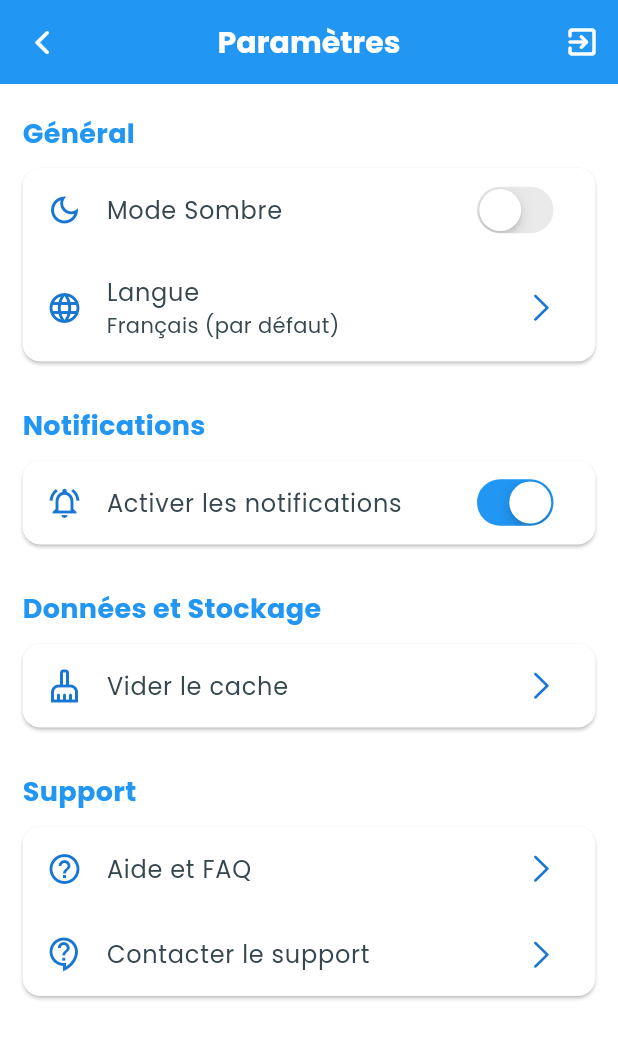
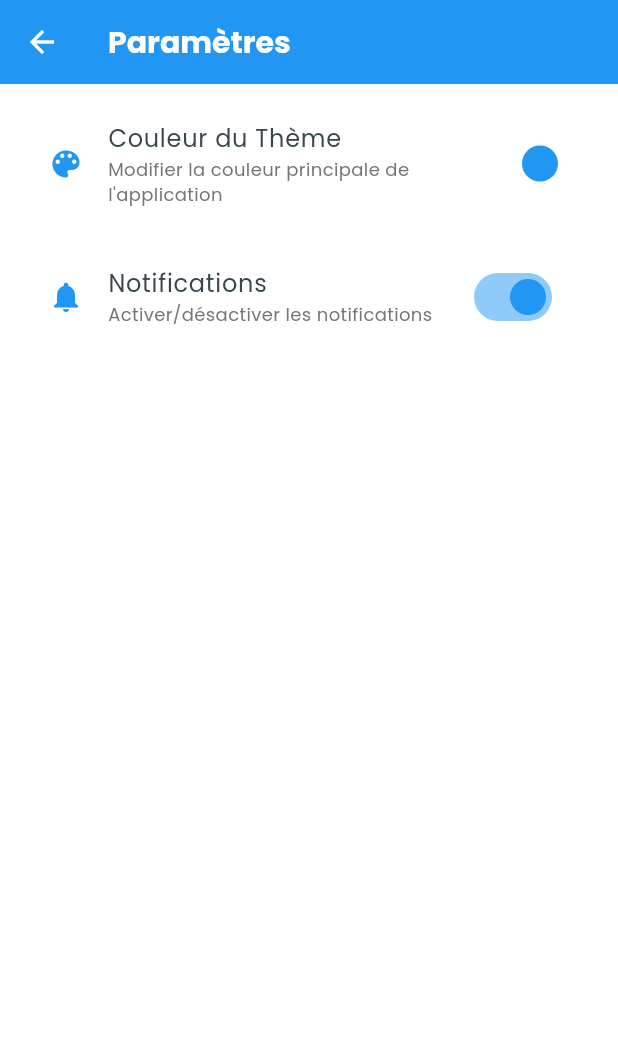
Before and after one commit to josoavj/ai.assistant, a Flutter app: the screen it shows after launch, in the side drawer, after a tap on "Paramètres", on a phone screen of 412 x 824 dp. Shown: the top 1039 px of the screen. Run offline on Flutter 3.47's test engine with Material 3 defaults, Android fonts, the phone set to English and light mode, and no system bars; our stand-ins replace firebase_core, flutter_colorpicker, flutter_markdown, google_fonts, google_generative_ai, shared_preferences; accounts and stored records are empty.

Commit message:
Update settings.dart

```diff
--- a/lib/pages/settings.dart
+++ b/lib/pages/settings.dart
@@ -1,10 +1,9 @@
-import 'package:flutter/cupertino.dart';
 import 'package:flutter/material.dart';
-import 'package:flutter/services.dart';
 import 'package:google_fonts/google_fonts.dart';
+import 'package:flutter_colorpicker/flutter_colorpicker.dart'; // Ajoutez cette dépendance
+import 'package:ai_test/main.dart'; // Importez votre fichier main.dart pour ThemeProvider
 
-
-class Settings extends StatefulWidget { // Changé en StatefulWidget pour les Switches
+class Settings extends StatefulWidget {
   const Settings({super.key});
 
   @override
@@ -12,224 +11,101 @@ class Settings extends StatefulWidget { // Changé en StatefulWidget pour les Sw
 }
 
 class _SettingsState extends State<Settings> {
-  bool _darkModeEnabled = false; // État pour le mode sombre
-  bool _notificationsEnabled = true; // État pour les notifications
+  // Couleur actuellement sélectionnée dans le picker
+  late Color pickerColor;
+
+  @override
+  void didChangeDependencies() {
+    super.didChangeDependencies();
+    // Initialiser pickerColor avec la couleur principale actuelle du thème
+    pickerColor = ThemeProvider.of(context).currentPrimaryColor;
+  }
+
+  void _showColorPickerDialog() {
+    showDialog(
+      context: context,
+      builder: (context) {
+        return AlertDialog(
+          title: Text('Choisir une couleur', style: GoogleFonts.poppins()),
+          content: SingleChildScrollView(
+            child: ColorPicker(
+              pickerColor: pickerColor,
+              onColorChanged: (color) {
+                setState(() {
+                  pickerColor = color;
+                });
+              },
+              pickerAreaHeightPercent: 0.8,
+              enableAlpha: false, // Pas besoin d'alpha pour la couleur principale
+              displayThumbColor: true,
+              paletteType: PaletteType.hsvWithHue, // Ou un autre type de palette
+              labelTypes: const [], // Supprimer les étiquettes de valeur (HEX, RGB) pour la simplicité
+            ),
+          ),
+          actions: [
+            TextButton(
+              onPressed: () {
+                Navigator.of(context).pop();
+              },
+              child: const Text('Annuler'),
+            ),
+            ElevatedButton(
+              onPressed: () {
+                // Appliquer la nouvelle couleur via ThemeProvider
+                ThemeProvider.of(context).changeTheme(pickerColor);
+                Navigator.of(context).pop();
+              },
+              child: const Text('Appliquer'),
+            ),
+          ],
+        );
+      },
+    );
+  }
 
   @override
   Widget build(BuildContext context) {
-    // Obtenez le thème courant pour adapter le style
-    final ThemeData theme = Theme.of(context);
+    final ThemeData theme = Theme.of(context); // Accès au thème
 
     return Scaffold(
       appBar: AppBar(
-        leading: IconButton(
-          icon: const Icon(CupertinoIcons.back),
-          onPressed: () => Navigator.pop(context),
+        title: const Text('Paramètres'), // Style de l'AppBar via main.dart
       ),
-        title: Text(
-          "Paramètres",
-          style: GoogleFonts.poppins(
-            fontSize: 20, // Taille ajustée pour cohérence
-            fontWeight: FontWeight.bold, // Plus audacieux
-            color: Colors.white,
-          ),
-        ),
-        centerTitle: true,
-        actions: [
-          Tooltip( // Ajout d'un Tooltip pour l'icône de sortie
-            message: "Quitter l'application",
-            child: IconButton(
-              onPressed: () => SystemNavigator.pop(),
-              icon: const Icon(Icons.exit_to_app_rounded),
-            ),
-          ),
-        ],
-      ),
-      body: SingleChildScrollView( // Permet de faire défiler si le contenu est long
-        padding: const EdgeInsets.symmetric(vertical: 10.0, horizontal: 15.0),
-        child: Column(
-          crossAxisAlignment: CrossAxisAlignment.start, // Alignement à gauche pour les titres de section
-          children: [
-            // --- Section Général ---
-            Padding(
-              padding: const EdgeInsets.symmetric(vertical: 10.0),
-              child: Text(
-                "Général",
-                style: GoogleFonts.poppins(
-                  fontSize: 18,
-                  fontWeight: FontWeight.bold,
-                  color: theme.primaryColor, // Couleur du thème principal
-                ),
-              ),
-            ),
-            Card(
-              margin: const EdgeInsets.only(bottom: 20.0),
-              child: Column(
+      body: ListView(
+        padding: const EdgeInsets.all(16.0),
         children: [
           ListTile(
-                    leading: const Icon(Icons.dark_mode_outlined),
-                    title: Text(
-                      "Mode Sombre",
-                      style: GoogleFonts.poppins(fontSize: 16),
+            leading: Icon(Icons.color_lens, color: theme.primaryColor), // Icône avec couleur du thème
+            title: Text('Couleur du Thème', style: GoogleFonts.poppins()),
+            subtitle: Text(
+              'Modifier la couleur principale de l\'application',
+              style: GoogleFonts.poppins(fontSize: 12, color: Colors.grey[600]),
             ),
-                    trailing: CupertinoSwitch( // Un joli switch Cupertino
-                      value: _darkModeEnabled,
+            trailing: CircleAvatar(
+              backgroundColor: ThemeProvider.of(context).currentPrimaryColor, // Affiche la couleur actuelle
+              radius: 12,
+            ),
+            onTap: _showColorPickerDialog,
+          ),
+          const Divider(),
+          // Vous pouvez ajouter d'autres options de paramètres ici
+          ListTile(
+            leading: Icon(Icons.notifications, color: theme.colorScheme.secondary),
+            title: Text('Notifications', style: GoogleFonts.poppins()),
+            subtitle: Text(
+              'Activer/désactiver les notifications',
+              style: GoogleFonts.poppins(fontSize: 12, color: Colors.grey[600]),
+            ),
+            trailing: Switch(
+              value: true, // Exemple de valeur
               onChanged: (bool value) {
-                        setState(() {
-                          _darkModeEnabled = value;
-                          // Ici, vous implémenteriez la logique pour changer le thème de l'app
-                          // ex: Provider.of<ThemeProvider>(context, listen: false).toggleTheme();
-                        });
+                // Gérer le changement d'état
               },
               activeColor: theme.primaryColor,
             ),
           ),
-                  const Divider(height: 1, indent: 15, endIndent: 15), // Séparateur
-                  ListTile(
-                    leading: const Icon(Icons.language_outlined),
-                    title: Text(
-                      "Langue",
-                      style: GoogleFonts.poppins(fontSize: 16),
-                    ),
-                    subtitle: Text( // Afficher la langue actuelle
-                      "Français (par défaut)",
-                      style: GoogleFonts.poppins(fontSize: 14),
-                    ),
-                    trailing: const Icon(CupertinoIcons.right_chevron),
-                    onTap: () {
-                      // Logique pour changer la langue
-                      ScaffoldMessenger.of(context).showSnackBar(
-                        const SnackBar(content: Text("Changer la langue (non implémenté)")),
-                      );
-                    },
-                  ),
+          const Divider(),
         ],
-              ),
-            ),
-
-            // --- Section Notifications ---
-            Padding(
-              padding: const EdgeInsets.symmetric(vertical: 10.0),
-              child: Text(
-                "Notifications",
-                style: GoogleFonts.poppins(
-                  fontSize: 18,
-                  fontWeight: FontWeight.bold,
-                  color: theme.primaryColor,
-                ),
-              ),
-            ),
-            Card(
-              margin: const EdgeInsets.only(bottom: 20.0),
-              child: Column(
-                children: [
-                  ListTile(
-                    leading: const Icon(Icons.notifications_active_outlined),
-                    title: Text(
-                      "Activer les notifications",
-                      style: GoogleFonts.poppins(fontSize: 16),
-                    ),
-                    trailing: CupertinoSwitch(
-                      value: _notificationsEnabled,
-                      onChanged: (bool value) {
-                        setState(() {
-                          _notificationsEnabled = value;
-                          // Logique pour activer/désactiver les notifications
-                        });
-                      },
-                      activeColor: theme.primaryColor,
-                    ),
-                  ),
-                ],
-              ),
-            ),
-
-            // --- Section Données et Stockage ---
-            Padding(
-              padding: const EdgeInsets.symmetric(vertical: 10.0),
-              child: Text(
-                "Données et Stockage",
-                style: GoogleFonts.poppins(
-                  fontSize: 18,
-                  fontWeight: FontWeight.bold,
-                  color: theme.primaryColor,
-                ),
-              ),
-            ),
-            Card(
-              margin: const EdgeInsets.only(bottom: 20.0),
-              child: Column(
-                children: [
-                  ListTile(
-                    leading: const Icon(Icons.cleaning_services_outlined),
-                    title: Text(
-                      "Vider le cache",
-                      style: GoogleFonts.poppins(fontSize: 16),
-                    ),
-                    trailing: const Icon(CupertinoIcons.right_chevron),
-                    onTap: () {
-                      // Logique pour vider le cache
-                      ScaffoldMessenger.of(context).showSnackBar(
-                        const SnackBar(content: Text("Cache vidé avec succès ! (Simulé)")),
-                      );
-                    },
-                  ),
-                ],
-              ),
-            ),
-
-            // --- Section Support ---
-            Padding(
-              padding: const EdgeInsets.symmetric(vertical: 10.0),
-              child: Text(
-                "Support",
-                style: GoogleFonts.poppins(
-                  fontSize: 18,
-                  fontWeight: FontWeight.bold,
-                  color: theme.primaryColor,
-                ),
-              ),
-            ),
-            Card(
-              margin: const EdgeInsets.only(bottom: 20.0),
-              child: Column(
-                children: [
-                  ListTile(
-                    leading: const Icon(Icons.help_outline),
-                    title: Text(
-                      "Aide et FAQ",
-                      style: GoogleFonts.poppins(fontSize: 16),
-                    ),
-                    trailing: const Icon(CupertinoIcons.right_chevron),
-                    onTap: () {
-                      // Naviguer vers une page FAQ
-                      ScaffoldMessenger.of(context).showSnackBar(
-                        const SnackBar(content: Text("Ouvrir la page FAQ (non implémenté)")),
-                      );
-                      // Example: Navigator.push(context, MaterialPageRoute(builder: (context) => const FAQPage()));
-                    },
-                  ),
-                  const Divider(height: 1, indent: 15, endIndent: 15),
-                  ListTile(
-                    leading: const Icon(Icons.contact_support_outlined),
-                    title: Text(
-                      "Contacter le support",
-                      style: GoogleFonts.poppins(fontSize: 16),
-                    ),
-                    trailing: const Icon(CupertinoIcons.right_chevron),
-                    onTap: () {
-                      // Ouvrir un formulaire de contact ou un client email
-                      ScaffoldMessenger.of(context).showSnackBar(
-                        const SnackBar(content: Text("Ouvrir le contact support (non implémenté)")),
-                      );
-                      // Example: Navigator.push(context, MaterialPageRoute(builder: (context) => const ContactPage()));
-                    },
-                  ),
-                ],
-              ),
-            ),
-          ],
-        ),
       ),
     );
   }
```
Lines whose indentation alone changed are shown as unchanged.
